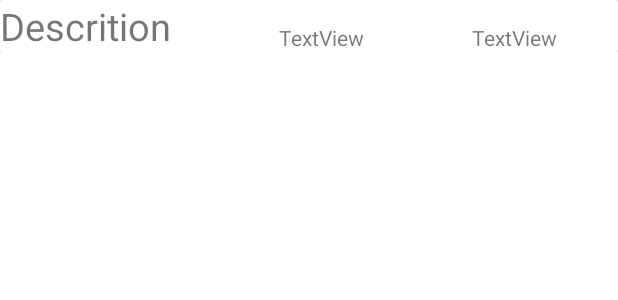
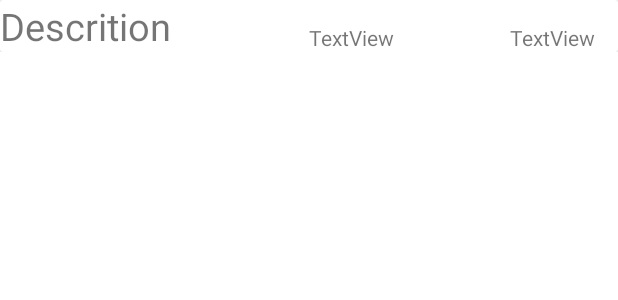
Before and after one commit to saul-h/DailyExpenseTracker, an Android app: the layout expense_row.xml on its own in the app's theme, with its tools: preview values and no code run, on a phone screen of 412 x 824 dp. Shown: the top 300 px of the screen. Run offline under Robolectric (Android 15) with nearby library versions, the phone set to English and light mode, and no system bars.

```diff
--- a/app/src/main/java/com/saulh/dailyexpensetracker/MyAdapter.java
+++ b/app/src/main/java/com/saulh/dailyexpensetracker/MyAdapter.java
@@ -47,7 +47,7 @@ public class MyAdapter extends RecyclerView.Adapter<MyAdapter.MyViewHolder> {
         holder.expense = expense_list.get(position);
 
         holder.expense_description.setText(expense_list.get(position).description);
-        String this_amount = String.valueOf( expense_list.get(position).amount ) ;
+        String this_amount = String.valueOf( "$"+expense_list.get(position).amount) ;
         holder.expense_amount.setText(this_amount);
         holder.expense_date.setText(expense_list.get(position).date);
 
--- a/app/src/main/res/layout/activity_add_expense.xml
+++ b/app/src/main/res/layout/activity_add_expense.xml
@@ -6,7 +6,7 @@
     android:layout_height="match_parent"
     tools:context=".AddExpense">
 
-    <EditText
+    <AutoCompleteTextView
         android:id="@+id/editTextExpenseName"
         android:layout_width="wrap_content"
         android:layout_height="wrap_content"
--- a/app/src/main/res/layout/activity_main.xml
+++ b/app/src/main/res/layout/activity_main.xml
@@ -39,7 +39,7 @@
         android:layout_marginStart="24dp"
         android:layout_marginLeft="24dp"
         android:layout_marginTop="24dp"
-        android:text="Daily Expenses"
+        android:text="Total Expenses"
         app:layout_constraintStart_toStartOf="parent"
         app:layout_constraintTop_toBottomOf="@+id/textView8" />
 
--- a/app/src/main/res/layout/expense_row.xml
+++ b/app/src/main/res/layout/expense_row.xml
@@ -28,21 +28,21 @@
                 android:id="@+id/rv_amount"
                 android:layout_width="wrap_content"
                 android:layout_height="wrap_content"
-                android:layout_marginStart="72dp"
-                android:layout_marginLeft="72dp"
                 android:text="TextView"
                 app:layout_constraintBottom_toBottomOf="parent"
-                app:layout_constraintStart_toEndOf="@+id/rv_expense_desc" />
+                app:layout_constraintEnd_toEndOf="parent"
+                app:layout_constraintHorizontal_bias="0.58"
+                app:layout_constraintStart_toStartOf="@+id/rv_expense_desc" />
 
             <TextView
                 android:id="@+id/rv_date"
                 android:layout_width="wrap_content"
                 android:layout_height="wrap_content"
-                android:layout_marginStart="72dp"
-                android:layout_marginLeft="72dp"
+                android:layout_marginEnd="15dp"
+                android:layout_marginRight="15dp"
                 android:text="TextView"
                 app:layout_constraintBottom_toBottomOf="parent"
-                app:layout_constraintStart_toEndOf="@+id/rv_amount" />
+                app:layout_constraintEnd_toEndOf="parent" />
         </androidx.constraintlayout.widget.ConstraintLayout>
     </androidx.cardview.widget.CardView>
 </androidx.constraintlayout.widget.ConstraintLayout>
```
Also changed, not shown: app/src/main/java/com/saulh/dailyexpensetracker/AddExpense.java (+9 -0 lines), app/src/main/java/com/saulh/dailyexpensetracker/MainActivity.java (+13 -0 lines).
